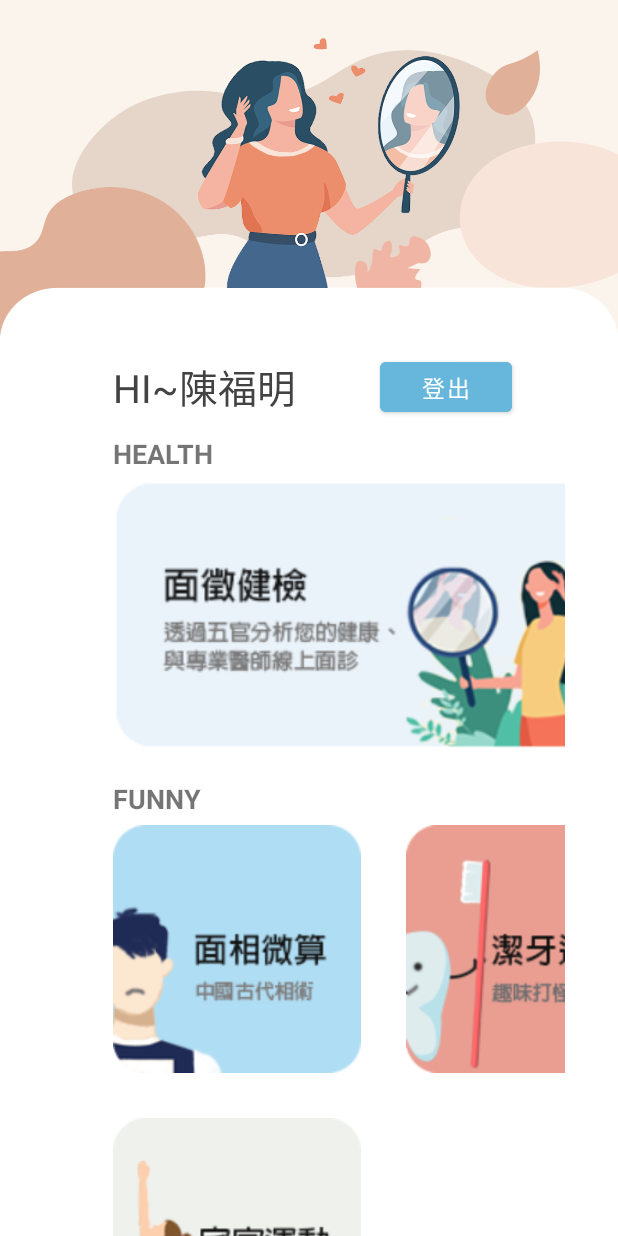
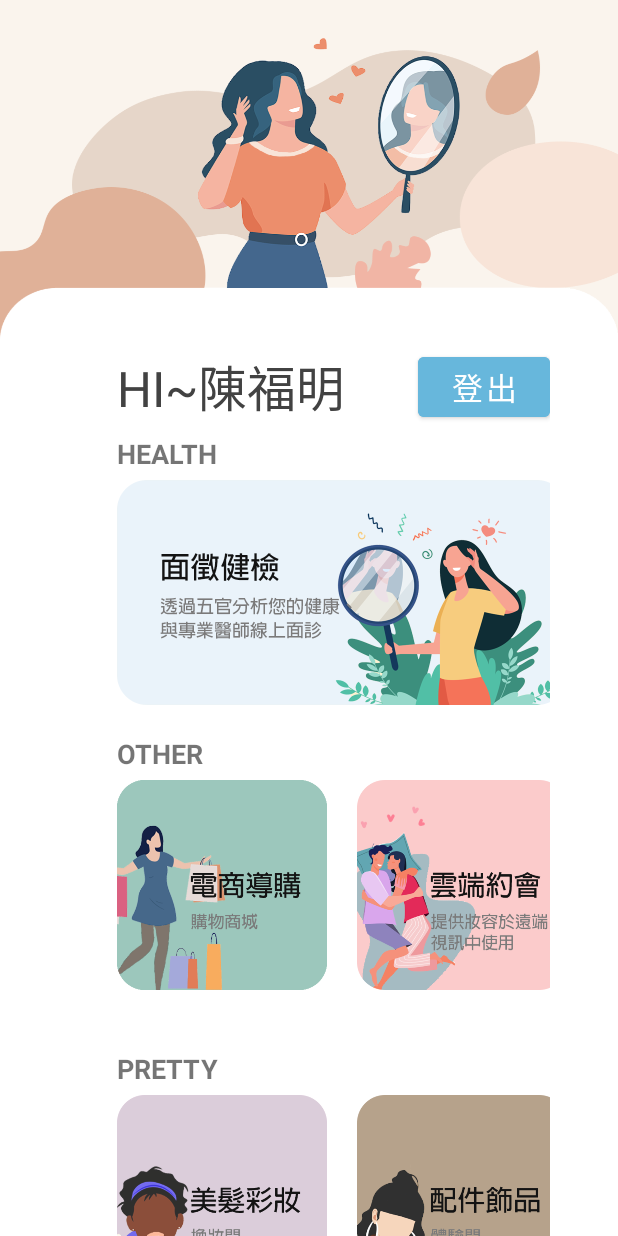
Before and after one commit to ravenwhite11/imirror, an Android app: the layout activity_main.xml on its own in the app's theme, with its tools: preview values and no code run, on a phone screen of 412 x 824 dp. Run offline under Robolectric (Android 15) with nearby library versions, the light colour scheme and no system bars.

```diff
--- a/app/src/main/res/layout/activity_main.xml
+++ b/app/src/main/res/layout/activity_main.xml
@@ -20,160 +20,155 @@
         android:scrollbars="none">
 
         <LinearLayout
-            android:layout_gravity="top|center"
             android:layout_width="fill_parent"
             android:layout_height="?actionBarSize"
+            android:layout_gravity="top|center"
+            android:layout_marginLeft="0dp"
+            android:layout_marginTop="0dp"
+            android:layout_marginRight="0dp"
+            android:layout_marginBottom="@dimen/_20sdp"
             android:orientation="vertical"
-            android:layout_marginLeft="20dp"
-            android:layout_marginRight="0dp"
-            android:layout_marginTop="0dp"
-            android:paddingStart="@dimen/_35sdp"
+            android:paddingStart="@dimen/_60sdp"
             android:paddingEnd="@dimen/_35sdp">
 
             <LinearLayout
                 android:layout_width="match_parent"
                 android:layout_height="?actionBarSize"
+                android:layout_marginBottom="@dimen/_3sdp"
                 android:gravity="center_vertical"
-                android:orientation="horizontal"
-                android:layout_marginBottom="@dimen/_3sdp">
+                android:orientation="horizontal">
+
                 <TextView
                     android:id="@+id/textTitle"
                     android:layout_width="0dp"
                     android:layout_height="wrap_content"
                     android:layout_weight="1"
+                    android:text="HI~陳福明"
                     android:textColor="@color/cardview_dark_background"
-                    android:text="HI~陳福明"
-                    android:textSize="@dimen/_20ssp"/>
+                    android:textSize="@dimen/_25ssp" />
 
                 <com.google.android.material.button.MaterialButton
                     android:id="@+id/buttonSignOut"
                     android:layout_width="wrap_content"
-                    android:layout_height="@dimen/_35sdp"
+                    android:layout_height="@dimen/_40sdp"
+                    android:backgroundTint="@color/colorPrimary"
                     android:includeFontPadding="false"
-                    android:layout_marginRight="35dp"
                     android:text="登出"
                     android:textColor="@color/colorTextIcons"
-                    android:textSize="@dimen/_12ssp"
-                    android:backgroundTint="@color/colorPrimary"/>
+                    android:textSize="@dimen/_16ssp" />
+            </LinearLayout>
 
+            <TextView
+                android:layout_width="wrap_content"
+                android:layout_height="wrap_content"
+                android:layout_marginTop="0dp"
+                android:paddingTop="0dp"
+                android:text="HEALTH"
+                android:textSize="18dp"
+                android:textStyle="bold" />
+            <!--面徵健檢鏡-->
+            <ImageButton
+                android:id="@+id/btn1_Face"
+                android:layout_width="300dp"
+                android:layout_height="150dp"
+                android:layout_marginTop="5dp"
+                android:background="@drawable/btn1" />
+
+            <TextView
+                android:layout_width="wrap_content"
+                android:layout_height="wrap_content"
+                android:layout_marginTop="20dp"
+                android:text="OTHER"
+                android:textSize="18dp"
+                android:textStyle="bold" />
+
+            <LinearLayout
+                android:layout_width="wrap_content"
+                android:layout_height="wrap_content"
+                android:layout_gravity="top"
+                android:layout_marginTop="5dp"
+                android:layout_marginBottom="20dp"
+                android:orientation="horizontal">
+                <!--雲端約會-->
+                <ImageButton
+                    android:id="@+id/btn7"
+                    android:layout_width="140dp"
+                    android:layout_height="140dp"
+                    android:background="@drawable/btn6" />
+                <!--電商導購-->
+                <ImageButton
+                    android:id="@+id/btn8"
+                    android:layout_width="140dp"
+                    android:layout_height="140dp"
+                    android:layout_marginLeft="20dp"
+                    android:background="@drawable/btn5" />
 
             </LinearLayout>
 
             <TextView
                 android:layout_width="wrap_content"
                 android:layout_height="wrap_content"
-                android:text="HEALTH"
-                android:textStyle="bold"
+                android:layout_marginTop="20dp"
+                android:text="PRETTY"
                 android:textSize="18dp"
-                android:paddingTop="0dp"
-                android:layout_marginTop="0dp"/>
-            <!--面徵健檢鏡-->
-            <ImageButton
-                android:id="@+id/btn1_Face"
-                android:layout_width="360dp"
-                android:layout_height="180dp"
-                android:background="@drawable/btn1"
-                android:layout_marginTop="5dp"
-                />
+                android:textStyle="bold" />
 
-            <TextView
+            <LinearLayout
                 android:layout_width="wrap_content"
                 android:layout_height="wrap_content"
-                android:text="FUNNY"
-                android:textStyle="bold"
-                android:textSize="18dp"
-                android:layout_marginTop="20dp"/>
-            <LinearLayout
                 android:layout_gravity="top"
-                android:layout_width="wrap_content"
-                android:layout_height="wrap_content"
-                android:orientation="horizontal"
                 android:layout_marginTop="5dp"
-                >
-                <!--面相微算智能鏡-->
-                <ImageButton
-                    android:id="@+id/btn2"
-                    android:layout_width="165dp"
-                    android:layout_height="165dp"
-                    android:background="@drawable/btn2"
-                    />
-                <!--刷牙遊戲-->
-                <ImageButton
-                    android:id="@+id/btn3_Makeup"
-                    android:layout_width="165dp"
-                    android:layout_height="165dp"
-                    android:background="@drawable/btn3"
-                    android:layout_marginLeft="30dp"/>
-            </LinearLayout>
-            <!--居家運動鏡-->
-            <ImageButton
-                android:id="@+id/btn4_"
-                android:layout_width="165dp"
-                android:layout_height="165dp"
-                android:background="@drawable/btn4"
-                android:layout_marginTop="30dp"/>
-
-            <TextView
-                android:layout_width="wrap_content"
-                android:layout_height="wrap_content"
-                android:text="PRETTY"
-                android:textStyle="bold"
-                android:textSize="18dp"
-                android:layout_marginTop="20dp"/>
-            <LinearLayout
-                android:layout_gravity="top"
-                android:layout_width="wrap_content"
-                android:layout_height="wrap_content"
-                android:orientation="horizontal"
-                android:layout_marginTop="5dp"
-                >
+                android:orientation="horizontal">
                 <!--美髮彩妝-->
                 <ImageButton
                     android:id="@+id/btn5"
-                    android:layout_width="165dp"
-                    android:layout_height="165dp"
-                    android:background="@drawable/btn5"/>
+                    android:layout_width="140dp"
+                    android:layout_height="140dp"
+                    android:background="@drawable/btn7" />
                 <!--配件飾品-->
                 <ImageButton
                     android:id="@+id/btn6"
-                    android:layout_width="165dp"
-                    android:layout_height="165dp"
-                    android:background="@drawable/btn6"
-                    android:layout_marginLeft="30dp"/>
+                    android:layout_width="140dp"
+                    android:layout_height="140dp"
+                    android:layout_marginLeft="20dp"
+                    android:background="@drawable/btn8" />
             </LinearLayout>
 
             <TextView
                 android:layout_width="wrap_content"
                 android:layout_height="wrap_content"
-                android:text="其他"
-                android:textStyle="bold"
+                android:layout_marginTop="20dp"
+                android:text="FUNNY"
                 android:textSize="18dp"
-                android:layout_marginTop="30dp"/>
+                android:textStyle="bold" />
+
             <LinearLayout
-                android:layout_gravity="top"
                 android:layout_width="wrap_content"
                 android:layout_height="wrap_content"
-                android:orientation="horizontal"
+                android:layout_gravity="top"
                 android:layout_marginTop="5dp"
-                android:layout_marginBottom="20dp"
-                >
-                <!--雲端約會-->
+                android:orientation="horizontal">
+                <!--面相微算智能鏡-->
                 <ImageButton
-                    android:id="@+id/btn7"
-                    android:layout_width="165dp"
-                    android:layout_height="165dp"
-                    android:background="@drawable/btn7"
-                    />
-                <!--電商導購-->
+                    android:id="@+id/btn2"
+                    android:layout_width="140dp"
+                    android:layout_height="140dp"
+                    android:background="@drawable/btn2" />
+                <!--刷牙遊戲-->
                 <ImageButton
-                    android:id="@+id/btn8"
-                    android:layout_width="165dp"
-                    android:layout_height="165dp"
-                    android:background="@drawable/btn8"
-                    android:layout_marginLeft="30dp"/>
-
+                    android:id="@+id/btn3_Makeup"
+                    android:layout_width="140dp"
+                    android:layout_height="140dp"
+                    android:layout_marginLeft="20dp"
+                    android:background="@drawable/btn3" />
             </LinearLayout>
-
+            <!--居家運動鏡-->
+            <ImageButton
+                android:id="@+id/btn4_"
+                android:layout_width="140dp"
+                android:layout_height="140dp"
+                android:layout_marginTop="20dp"
+                android:background="@drawable/btn4" />
 
         </LinearLayout>
     </ScrollView>
```
Also changed, not shown: app/src/main/java/com/example/imirror/faceActivity/FaceReport.java (+100 -44 lines), app/src/main/res/layout/activity_face_report.xml (+33 -7 lines), app/src/main/res/drawable/bgmain1.png, app/src/main/res/drawable/btn1.png, app/src/main/res/drawable/btn2.png, app/src/main/res/drawable/btn3.png, app/src/main/res/drawable/btn4.png, app/src/main/res/drawable/btn5.png, app/src/main/res/drawable/btn6.png, app/src/main/res/drawable/btn7.png, app/src/main/res/drawable/btn8.png.
